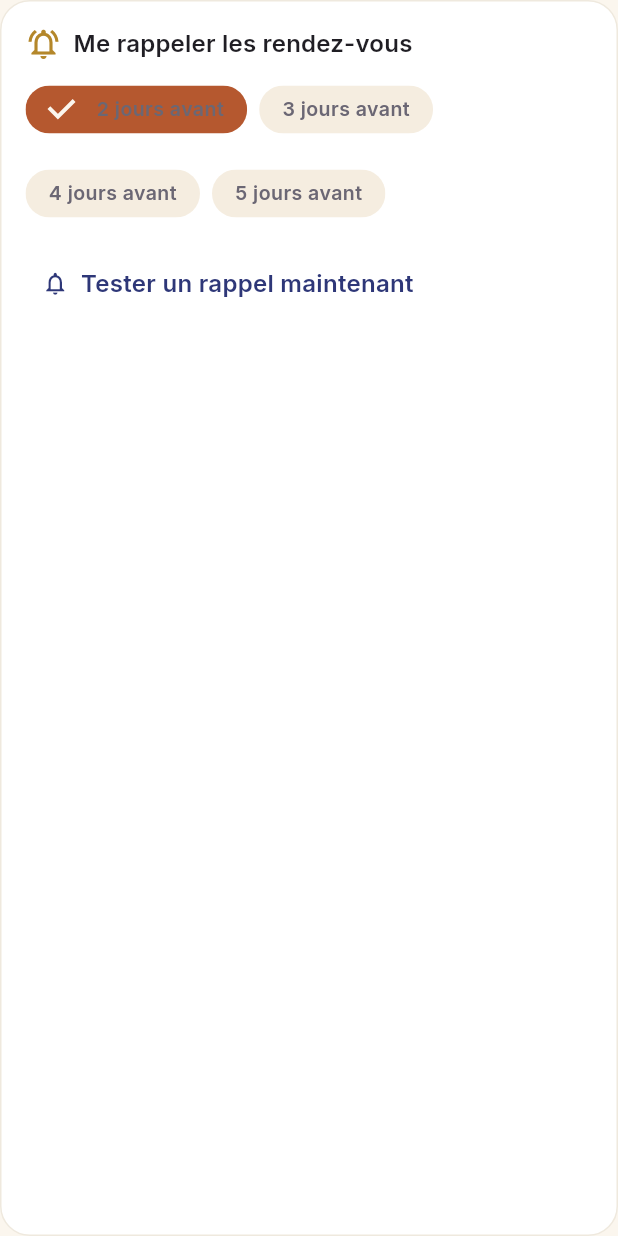
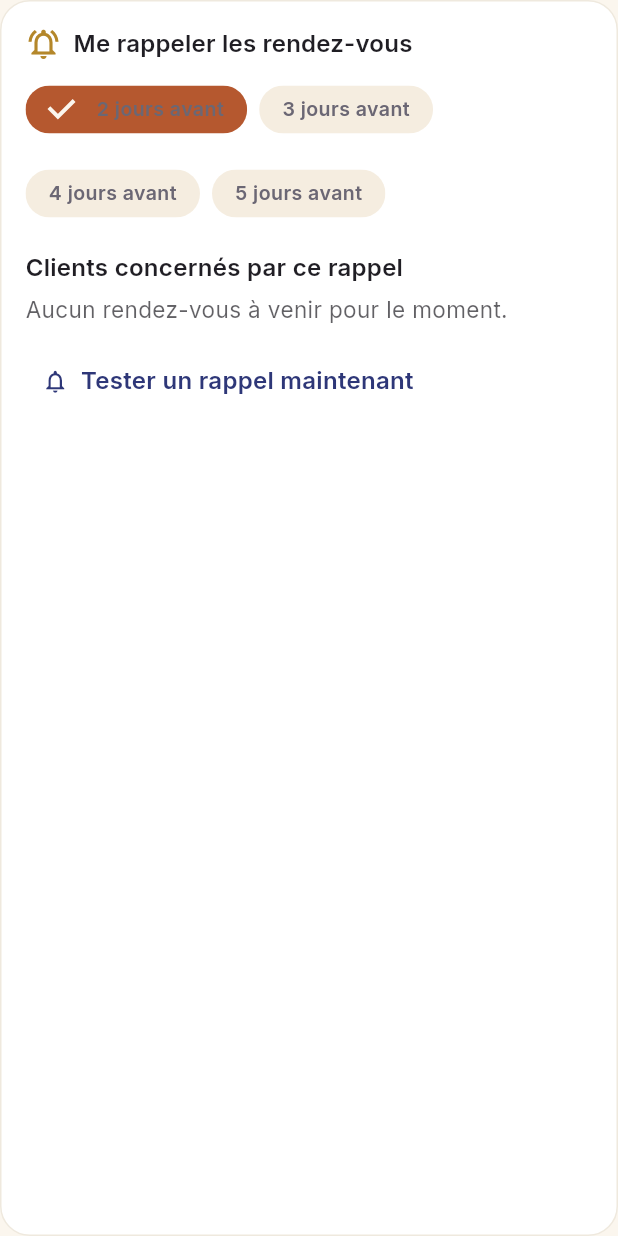
Before and after one commit to ouattaradanou-debug/forevercare-ai, a Flutter app: the _SelecteurRappel widget shown alone on an empty page, opened directly, on a phone screen of 412 x 824 dp. Run offline on Flutter 3.47's test engine with Material 3 defaults, Android fonts, the phone set to English and light mode, and no system bars; our stand-ins replace cached_network_image, connectivity_plus, drift, drift_flutter, flutter_image_compress, flutter_local_notifications and 7 more; accounts and stored records are empty; generated files the repository leaves out were written again.

Commit message:
Afficher les clients concernés par le rappel sur l'écran d'accueil
Sous les boutons de choix du délai, la liste des noms des clients dont le
rendez-vous est encore couvert par un rappel à venir (avec sa date), pour
que le tailleur voie immédiatement qui est concerné par le délai choisi.
Le calcul de la date de rappel est désormais partagé (NotificationService
.calculerDateRappel) entre la planification réelle et cet affichage, pour
qu'ils restent toujours cohérents.

Co-Authored-By: Claude Sonnet 5 <noreply@anthropic.com>
Claude-Session: https://claude.ai/code/session_0124cQpQi64xUE7Fyxipd1VW

```diff
--- a/lib/features/home/presentation/home_page.dart
+++ b/lib/features/home/presentation/home_page.dart
@@ -12,6 +12,7 @@ import '../../../core/theme/app_colors.dart';
 import '../../../core/theme/app_dimens.dart';
 import '../../../data/models/atelier.dart';
 import '../../../data/models/brouillon_client.dart';
+import '../../../data/models/rendez_vous.dart';
 import '../../../data/models/utilisateur.dart';
 import '../../../shared/widgets/selecteur_photo.dart';
 import '../../../shared/widgets/stitched_divider.dart';
@@ -458,7 +459,20 @@ class _SelecteurRappel extends ConsumerWidget {
   @override
   Widget build(BuildContext context, WidgetRef ref) {
     final int? joursActuels = ref.watch(rappelJoursProvider).asData?.value;
+    final List<RendezVousAvecClient> rendezVous =
+        ref.watch(rendezVousAtelierProvider).asData?.value ?? const [];
     final ColorScheme scheme = Theme.of(context).colorScheme;
+
+    final DateTime maintenant = DateTime.now();
+    final List<RendezVousAvecClient> concernes = joursActuels == null
+        ? const []
+        : rendezVous.where((rdv) {
+            final DateTime dateRappel = NotificationService.calculerDateRappel(
+              rdv.rendezVous.dateHeure,
+              joursActuels,
+            );
+            return dateRappel.isAfter(maintenant);
+          }).toList();
 
     return Container(
       padding: const EdgeInsets.all(AppSpacing.m),
@@ -502,6 +516,43 @@ class _SelecteurRappel extends ConsumerWidget {
                 ),
             ],
           ),
+          const SizedBox(height: AppSpacing.m),
+          Text(
+            'Clients concernés par ce rappel',
+            style: Theme.of(context).textTheme.labelLarge,
+          ),
+          const SizedBox(height: AppSpacing.s),
+          if (concernes.isEmpty)
+            Text(
+              'Aucun rendez-vous à venir pour le moment.',
+              style: Theme.of(context).textTheme.bodyMedium?.copyWith(
+                color: scheme.onSurface.withValues(alpha: 0.7),
+              ),
+            )
+          else
+            for (final RendezVousAvecClient rdv in concernes)
+              Padding(
+                padding: const EdgeInsets.symmetric(vertical: AppSpacing.xs),
+                child: Row(
+                  children: [
+                    const Icon(
+                      Icons.person_outline,
+                      size: 18,
+                      color: AppColors.terracotta600,
+                    ),
+                    const SizedBox(width: AppSpacing.s),
+                    Expanded(child: Text(rdv.client.nomComplet)),
+                    Text(
+                      DateFormat('d MMM', 'fr_FR').format(
+                        rdv.rendezVous.dateHeure,
+                      ),
+                      style: Theme.of(context).textTheme.bodyMedium?.copyWith(
+                        color: scheme.onSurface.withValues(alpha: 0.7),
+                      ),
+                    ),
+                  ],
+                ),
+              ),
           const SizedBox(height: AppSpacing.s),
           Align(
             alignment: Alignment.centerLeft,
```
Also changed, not shown: lib/core/services/notification_service.dart (+21 -5 lines).
